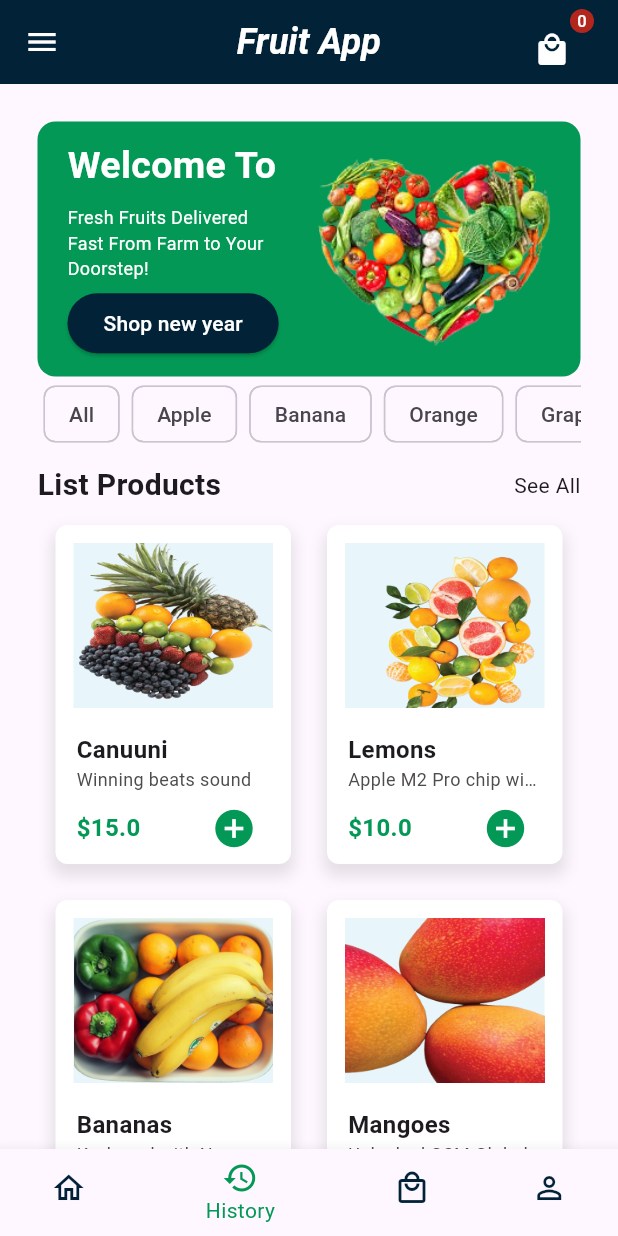
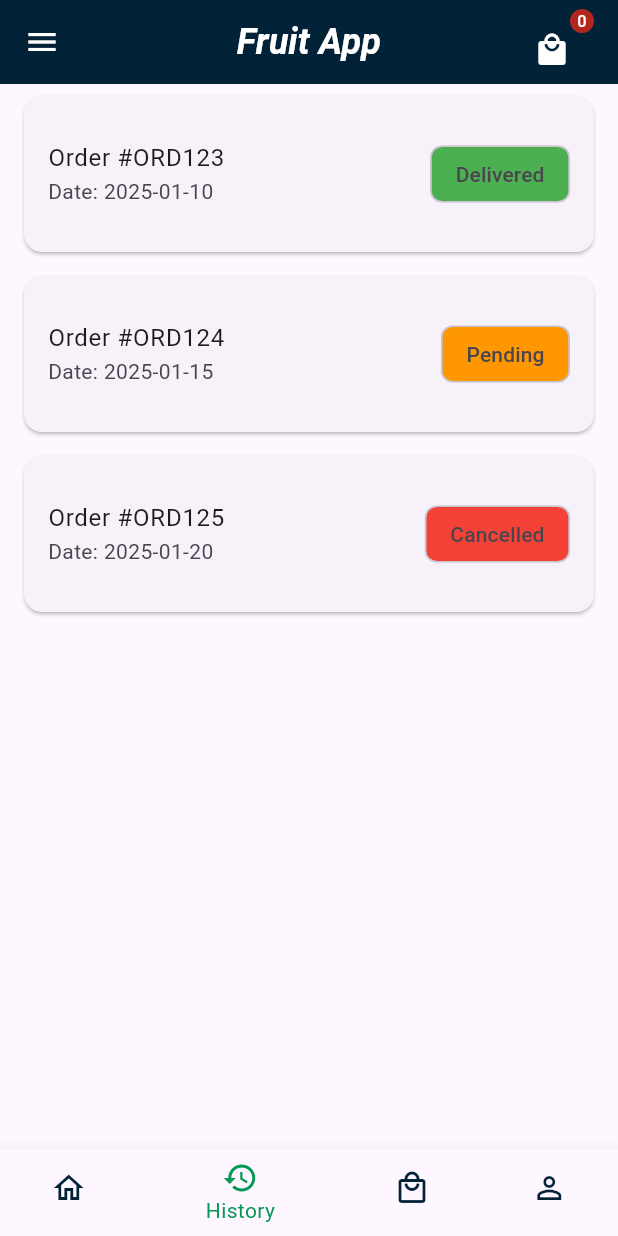
Before and after one commit to AdnanKahiye/Fruit-app-project, a Flutter app: the HomePage screen opened directly, item 2 of the bottom bar chosen, on a phone screen of 412 x 824 dp. Run offline on Flutter 3.47's test engine with Material 3 defaults, Android fonts, the phone set to English and light mode, and no system bars; our stand-ins replace firebase_auth, firebase_core, flutter_rating_bar, flutter_riverpod; missing offline and left inert: flutter_gap; accounts and stored records are empty.

```diff
--- /dev/null
+++ b/lib/views/OrderHistoryPage.dart
@@ -0,0 +1,49 @@
+import 'package:flutter/material.dart';
+import 'package:flutter/widgets.dart';
+
+class OrderHistoryPage extends StatelessWidget {
+  final List<Map<String, String>> orders = [
+    {"orderNumber": "ORD123", "date": "2025-01-10", "status": "Delivered"},
+    {"orderNumber": "ORD124", "date": "2025-01-15", "status": "Pending"},
+    {"orderNumber": "ORD125", "date": "2025-01-20", "status": "Cancelled"},
+    // Add more orders as needed
+  ];
+
+  @override
+  Widget build(BuildContext context) {
+    return ListView.builder(
+      itemCount: orders.length,
+      itemBuilder: (context, index) {
+        final order = orders[index];
+        return Card(
+          margin: EdgeInsets.symmetric(vertical: 8, horizontal: 16),
+          child: ListTile(
+            contentPadding: EdgeInsets.all(16),
+            title: Text('Order #${order['orderNumber']}'),
+            subtitle: Text('Date: ${order['date']}'),
+            trailing: Chip(
+              label: Text(order['status'] ?? 'N/A'),
+              backgroundColor: _getStatusColor(order['status']),
+            ),
+            onTap: () {
+              // You can navigate to a detailed order page if needed
+            },
+          ),
+        );
+      },
+    );
+  }
+
+  Color _getStatusColor(String? status) {
+    switch (status) {
+      case "Delivered":
+        return Colors.green;
+      case "Pending":
+        return Colors.orange;
+      case "Cancelled":
+        return Colors.red;
+      default:
+        return Colors.grey;
+    }
+  }
+}
--- a/lib/views/home_page.dart
+++ b/lib/views/home_page.dart
@@ -4,8 +4,10 @@ import 'package:flutter_staggered_grid_view/flutter_staggered_grid_view.dart';
 import 'package:fruit_app/controllers/itembag_controller.dart';
 import 'package:fruit_app/controllers/product_controller.dart';
 import 'package:fruit_app/themes/app_themes.dart';
+import 'package:fruit_app/views/OrderHistoryPage.dart';
 import 'package:fruit_app/views/chart_page.dart';
 import 'package:fruit_app/views/detail_page.dart';
+import 'package:fruit_app/widgets/Profile_Page.dart';
 import 'package:fruit_app/widgets/adds_banner_widget,.dart';
 import 'package:fruit_app/widgets/chips_widget.dart';
 import 'package:fruit_app/widgets/products_card_widget.dart'; // Ensure secondaryColor and WhiteColr are defined here.
@@ -60,7 +62,6 @@ class HomePage extends ConsumerWidget {
         child: Column(
           crossAxisAlignment: CrossAxisAlignment.start,
           children: [
-            // Drawer Header
             UserAccountsDrawerHeader(
               decoration: BoxDecoration(color: seconadryColor),
               currentAccountPicture: CircleAvatar(
@@ -80,8 +81,6 @@ class HomePage extends ConsumerWidget {
                 style: TextStyle(color: WhiteColr),
               ),
             ),
-
-            // Navigation Items
             ListTile(
               leading: Icon(Icons.home, color: primaryColor),
               title: Text("Home", style: TextStyle(color: primaryColor)),
@@ -123,8 +122,6 @@ class HomePage extends ConsumerWidget {
                 // Navigate to Settings
               },
             ),
-
-            // Spacer and Footer
             Spacer(),
             Divider(),
             Padding(
@@ -137,7 +134,11 @@ class HomePage extends ConsumerWidget {
           ],
         ),
       ),
-      body: SingleChildScrollView(
+      body: IndexedStack(
+        index: currentIndex,
+        children: [
+          // Home content
+          SingleChildScrollView(
             child: Padding(
               padding: const EdgeInsets.all(25),
               child: Column(
@@ -173,13 +174,15 @@ class HomePage extends ConsumerWidget {
                     physics: NeverScrollableScrollPhysics(),
                     itemCount: products.length,
                     shrinkWrap: true,
-                gridDelegate: SliverSimpleGridDelegateWithFixedCrossAxisCount(
+                    gridDelegate:
+                        SliverSimpleGridDelegateWithFixedCrossAxisCount(
                             crossAxisCount: 2),
                     itemBuilder: (context, index) => GestureDetector(
                       onTap: () => Navigator.push(
                           context,
                           MaterialPageRoute(
-                          builder: (context) => DetailsPage(getIndex: index))),
+                              builder: (context) =>
+                                  DetailsPage(getIndex: index))),
                       child: SizedBox(
                         height: 250,
                         child: productsCard(productIndex: index),
@@ -189,6 +192,14 @@ class HomePage extends ConsumerWidget {
                 ],
               ),
             ),
+          ),
+          // History content (if needed)
+          OrderHistoryPage(),
+          // Chart content
+          ChartPage(),
+          // Profile content (if needed)
+          ProfilePage()
+        ],
       ),
       bottomNavigationBar: BottomNavigationBar(
         selectedItemColor: primaryColor,
```
Also changed, not shown: lib/widgets/Profile_Page.dart (added, +68 -0 lines), assets/general/OIP.jpg (added), 7 other files. Lines whose indentation alone changed are shown as unchanged.
